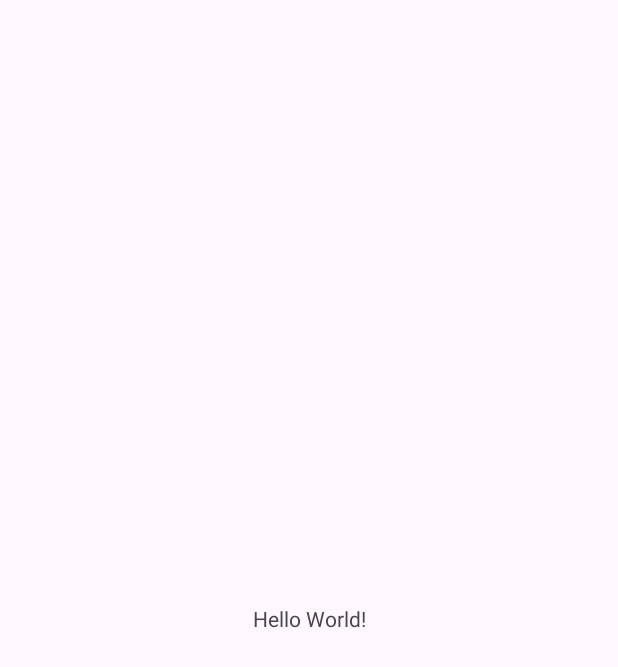
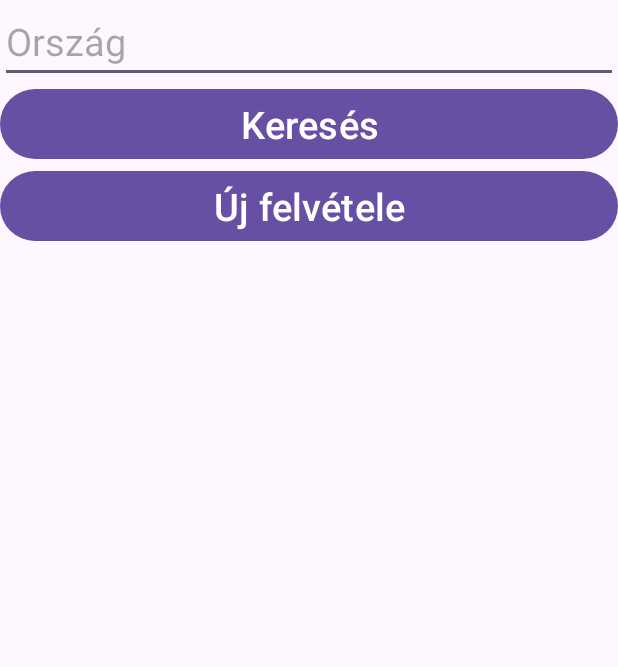
Before and after one commit to Toccskefir/Varosok, an Android app: the screen it shows after launch (MainActivity), on a phone screen of 412 x 824 dp. Before the commit the part shown is almost empty. Shown: the top 667 px of the screen. Run offline under Robolectric (Android 15) with nearby library versions, the phone set to English and light mode, and no system bars.

Commit message:
MainActivity initial code

```diff
--- a/app/src/main/java/com/example/varosok/MainActivity.java
+++ b/app/src/main/java/com/example/varosok/MainActivity.java
@@ -3,12 +3,38 @@ package com.example.varosok;
 import androidx.appcompat.app.AppCompatActivity;
 
 import android.os.Bundle;
+import android.view.View;
+import android.widget.Button;
+import android.widget.EditText;
 
 public class MainActivity extends AppCompatActivity {
+    private EditText editTextCountry;
+    private Button buttonSearch;
+    private Button buttonNewRecord;
 
+    public void init() {
+        editTextCountry = findViewById(R.id.editTextCountry);
+        buttonSearch = findViewById(R.id.buttonSearch);
+        buttonNewRecord = findViewById(R.id.buttonNewRecord);
+    }
     @Override
     protected void onCreate(Bundle savedInstanceState) {
         super.onCreate(savedInstanceState);
         setContentView(R.layout.activity_main);
+        init();
+
+        buttonSearch.setOnClickListener(new View.OnClickListener() {
+            @Override
+            public void onClick(View view) {
+
+            }
+        });
+
+        buttonNewRecord.setOnClickListener(new View.OnClickListener() {
+            @Override
+            public void onClick(View view) {
+
+            }
+        });
     }
 }
--- a/app/src/main/res/layout/activity_main.xml
+++ b/app/src/main/res/layout/activity_main.xml
@@ -1,18 +1,31 @@
 <?xml version="1.0" encoding="utf-8"?>
-<androidx.constraintlayout.widget.ConstraintLayout xmlns:android="http://schemas.android.com/apk/res/android"
+<LinearLayout xmlns:android="http://schemas.android.com/apk/res/android"
     xmlns:app="http://schemas.android.com/apk/res-auto"
     xmlns:tools="http://schemas.android.com/tools"
     android:layout_width="match_parent"
     android:layout_height="match_parent"
-    tools:context=".MainActivity">
+    tools:context=".MainActivity"
+    android:orientation="vertical">
 
-    <TextView
-        android:layout_width="wrap_content"
+    <EditText
+        android:layout_width="match_parent"
         android:layout_height="wrap_content"
-        android:text="Hello World!"
-        app:layout_constraintBottom_toBottomOf="parent"
-        app:layout_constraintEnd_toEndOf="parent"
-        app:layout_constraintStart_toStartOf="parent"
-        app:layout_constraintTop_toTopOf="parent" />
+        android:id="@+id/editTextCountry"
+        android:hint="Ország"
+        android:textSize="25sp"/>
 
-</androidx.constraintlayout.widget.ConstraintLayout>
+    <Button
+        android:layout_width="match_parent"
+        android:layout_height="wrap_content"
+        android:id="@+id/buttonSearch"
+        android:text="Keresés"
+        android:textSize="25sp"/>
+
+    <Button
+        android:layout_width="match_parent"
+        android:layout_height="wrap_content"
+        android:id="@+id/buttonNewRecord"
+        android:text="Új felvétele"
+        android:textSize="25sp"/>
+
+</LinearLayout>
```
